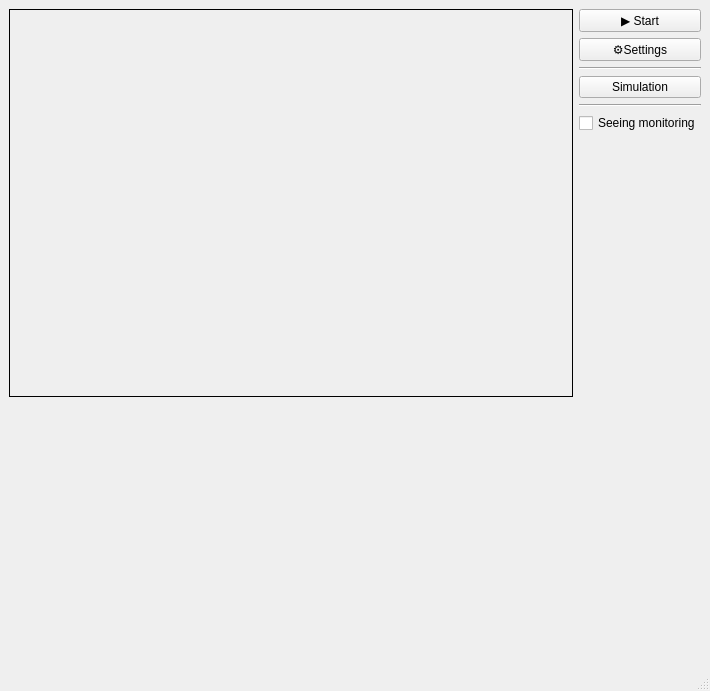
The window that code/real-time-seeing/ui/layout.ui (r13i/dimm-project) describes before a commit, drawn with Qt 5.
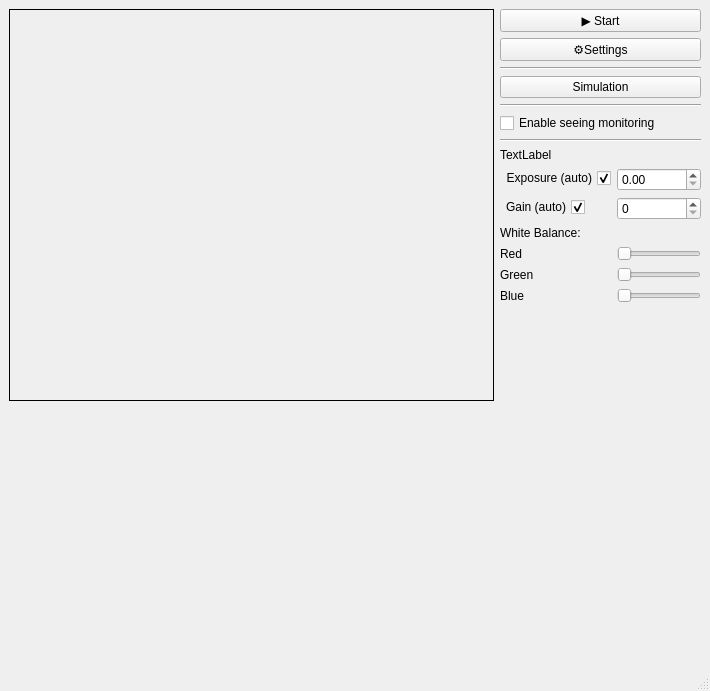
The same window after the commit.

Commit message: Adding form for camera settings

The edit to the form file:
```diff
--- a/code/real-time-seeing/ui/layout.ui
+++ b/code/real-time-seeing/ui/layout.ui
@@ -20,27 +20,13 @@
    <property name="enabled">
     <bool>true</bool>
    </property>
-   <layout class="QGridLayout" name="gridLayout" columnstretch="7,0">
+   <layout class="QGridLayout" name="gridLayout" columnstretch="2,0">
     <property name="leftMargin">
      <number>9</number>
     </property>
     <property name="spacing">
      <number>6</number>
     </property>
-    <item row="5" column="1">
-     <widget class="QCheckBox" name="enable_seeing">
-      <property name="text">
-       <string>Seeing monitoring</string>
-      </property>
-     </widget>
-    </item>
-    <item row="1" column="1">
-     <widget class="QPushButton" name="button_settings">
-      <property name="text">
-       <string>⚙Settings</string>
-      </property>
-     </widget>
-    </item>
     <item row="3" column="1">
      <widget class="QPushButton" name="button_simulation">
       <property name="toolTip">
@@ -54,32 +40,130 @@
       </property>
      </widget>
     </item>
-    <item row="7" column="0">
+    <item row="8" column="0">
      <widget class="QWidget" name="seeing_graph" native="true"/>
     </item>
-    <item row="0" column="1">
-     <widget class="QPushButton" name="button_start">
-      <property name="enabled">
-       <bool>true</bool>
+    <item row="6" column="1">
+     <widget class="Line" name="line_3">
+      <property name="orientation">
+       <enum>Qt::Horizontal</enum>
       </property>
-      <property name="toolTip">
-       <string>&lt;html&gt;&lt;head/&gt;&lt;body&gt;&lt;p&gt;Start camera and real-time seeing monitoring&lt;/p&gt;&lt;/body&gt;&lt;/html&gt;</string>
+     </widget>
+    </item>
+    <item row="7" column="1">
+     <layout class="QFormLayout" name="formLayout_2">
+      <item row="1" column="0">
+       <widget class="QCheckBox" name="checkBox">
+        <property name="layoutDirection">
+         <enum>Qt::RightToLeft</enum>
+        </property>
+        <property name="text">
+         <string>Exposure (auto)</string>
+        </property>
+        <property name="checked">
+         <bool>true</bool>
+        </property>
+       </widget>
+      </item>
+      <item row="1" column="1">
+       <widget class="QDoubleSpinBox" name="doubleSpinBox"/>
+      </item>
+      <item row="2" column="0">
+       <widget class="QCheckBox" name="checkBox_2">
+        <property name="layoutDirection">
+         <enum>Qt::RightToLeft</enum>
+        </property>
+        <property name="text">
+         <string>Gain (auto)</string>
+        </property>
+        <property name="checked">
+         <bool>true</bool>
+        </property>
+       </widget>
+      </item>
+      <item row="2" column="1">
+       <widget class="QSpinBox" name="spinBox"/>
+      </item>
+      <item row="3" column="0">
+       <widget class="QLabel" name="label">
+        <property name="text">
+         <string>White Balance:</string>
+        </property>
+       </widget>
+      </item>
+      <item row="4" column="0">
+       <widget class="QLabel" name="label_2">
+        <property name="text">
+         <string>Red</string>
+        </property>
+       </widget>
+      </item>
+      <item row="5" column="0">
+       <widget class="QLabel" name="label_3">
+        <property name="text">
+         <string>Green</string>
+        </property>
+       </widget>
+      </item>
+      <item row="6" column="0">
+       <widget class="QLabel" name="label_4">
+        <property name="text">
+         <string>Blue</string>
+        </property>
+       </widget>
+      </item>
+      <item row="4" column="1">
+       <widget class="QSlider" name="horizontalSlider">
+        <property name="orientation">
+         <enum>Qt::Horizontal</enum>
+        </property>
+       </widget>
+      </item>
+      <item row="5" column="1">
+       <widget class="QSlider" name="horizontalSlider_2">
+        <property name="orientation">
+         <enum>Qt::Horizontal</enum>
+        </property>
+       </widget>
+      </item>
+      <item row="6" column="1">
+       <widget class="QSlider" name="horizontalSlider_3">
+        <property name="orientation">
+         <enum>Qt::Horizontal</enum>
+        </property>
+       </widget>
+      </item>
+      <item row="0" column="0">
+       <widget class="QLabel" name="label_5">
+        <property name="text">
+         <string>TextLabel</string>
+        </property>
+       </widget>
+      </item>
+     </layout>
+    </item>
+    <item row="4" column="1">
+     <widget class="Line" name="line_2">
+      <property name="orientation">
+       <enum>Qt::Horizontal</enum>
       </property>
-      <property name="whatsThis">
-       <string>&lt;html&gt;&lt;head/&gt;&lt;body&gt;&lt;p&gt;Start camera and real-time seeing monitoring&lt;/p&gt;&lt;/body&gt;&lt;/html&gt;</string>
+     </widget>
+    </item>
+    <item row="2" column="1">
+     <widget class="Line" name="line">
+      <property name="orientation">
+       <enum>Qt::Horizontal</enum>
       </property>
+     </widget>
+    </item>
+    <item row="5" column="1">
+     <widget class="QCheckBox" name="enable_seeing">
       <property name="text">
-       <string>▶ Start</string>
-      </property>
-      <property name="checkable">
-       <bool>false</bool>
-      </property>
-      <property name="checked">
-       <bool>false</bool>
+       <string>Enable seeing monitoring</string>
       </property>
      </widget>
     </item>
-    <item row="0" column="0" rowspan="7">
+    <item row="0" column="0" rowspan="8">
      <widget class="QLabel" name="stars_capture">
       <property name="palette">
        <palette>
@@ -510,17 +594,32 @@
       </property>
      </widget>
     </item>
-    <item row="2" column="1">
-     <widget class="Line" name="line">
-      <property name="orientation">
-       <enum>Qt::Horizontal</enum>
+    <item row="0" column="1">
+     <widget class="QPushButton" name="button_start">
+      <property name="enabled">
+       <bool>true</bool>
+      </property>
+      <property name="toolTip">
+       <string>&lt;html&gt;&lt;head/&gt;&lt;body&gt;&lt;p&gt;Start camera and real-time seeing monitoring&lt;/p&gt;&lt;/body&gt;&lt;/html&gt;</string>
+      </property>
+      <property name="whatsThis">
+       <string>&lt;html&gt;&lt;head/&gt;&lt;body&gt;&lt;p&gt;Start camera and real-time seeing monitoring&lt;/p&gt;&lt;/body&gt;&lt;/html&gt;</string>
+      </property>
+      <property name="text">
+       <string>▶ Start</string>
+      </property>
+      <property name="checkable">
+       <bool>false</bool>
+      </property>
+      <property name="checked">
+       <bool>false</bool>
       </property>
      </widget>
     </item>
-    <item row="4" column="1">
-     <widget class="Line" name="line_2">
-      <property name="orientation">
-       <enum>Qt::Horizontal</enum>
+    <item row="1" column="1">
+     <widget class="QPushButton" name="button_settings">
+      <property name="text">
+       <string>⚙Settings</string>
       </property>
      </widget>
     </item>
```
The commit also changes 4 other files.
